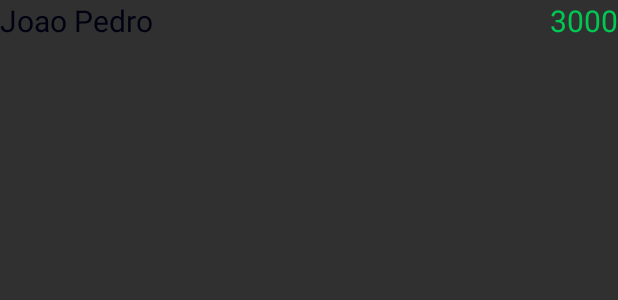
After one commit to yuriboeira11tx/CSIF, an Android app: the layout lista_adaptador.xml on its own in the app's theme, with its tools: preview values and no code run, on a phone screen of 412 x 824 dp. The commit adds this screen. Shown: the top 300 px of the screen. Run offline under Robolectric (Android 15) with nearby library versions, the light colour scheme and no system bars.

```diff
--- a/app/build.gradle
+++ b/app/build.gradle
@@ -30,6 +30,7 @@ android {
 dependencies {
     implementation fileTree(dir: 'libs', include: ['*.jar'])
     implementation 'androidx.appcompat:appcompat:1.1.0-rc01'
+    implementation 'com.android.support.constraint:constraint-layout:1.1.3'
     implementation 'androidx.recyclerview:recyclerview:1.1.0-beta01'
     implementation 'androidx.legacy:legacy-support-v4:1.0.0'
     implementation 'com.github.bumptech.glide:glide:4.9.0'
--- /dev/null
+++ b/app/src/main/res/layout/lista_adaptador.xml
@@ -0,0 +1,31 @@
+<?xml version="1.0" encoding="utf-8"?>
+<androidx.constraintlayout.widget.ConstraintLayout
+    xmlns:android="http://schemas.android.com/apk/res/android"
+    xmlns:app="http://schemas.android.com/apk/res-auto"
+    android:layout_width="match_parent"
+    android:layout_height="wrap_content">
+
+    <TextView
+        android:id="@+id/nomeUsuario"
+        android:layout_width="wrap_content"
+        android:layout_height="wrap_content"
+        android:text="Joao Pedro"
+        android:textSize="20sp"
+        android:textColor="@color/colorPrimaryDark"
+        app:layout_constraintBottom_toBottomOf="parent"
+        app:layout_constraintEnd_toStartOf="@+id/score"
+        app:layout_constraintHorizontal_bias="0.0"
+        app:layout_constraintStart_toStartOf="parent"
+        app:layout_constraintTop_toTopOf="parent" />
+
+    <TextView
+        android:id="@+id/score"
+        android:layout_width="wrap_content"
+        android:layout_height="wrap_content"
+        android:text="3000"
+        android:textSize="20sp"
+        android:textColor="@color/green"
+        app:layout_constraintBottom_toBottomOf="parent"
+        app:layout_constraintEnd_toEndOf="parent"
+        app:layout_constraintTop_toTopOf="parent" />
+</androidx.constraintlayout.widget.ConstraintLayout>
--- a/app/src/main/res/values/colors.xml
+++ b/app/src/main/res/values/colors.xml
@@ -6,6 +6,6 @@
     <color name="colorText">#eaeaea</color>
     <color name="colorButtonBg">#8b0101</color>
     <color name="colorAccent">#d81b60</color>
-
     <color name="black_overlay">#66000000</color>
+    <color name="green">#00C853</color>
 </resources>
```
Also changed, not shown: app/src/main/java/sgif/com/br/sgif_setgameif/Adaptador.java (added, +47 -0 lines), app/src/main/java/sgif/com/br/sgif_setgameif/RankingActivity.java (+78 -2 lines), app/src/main/java/sgif/com/br/sgif_setgameif/Usuario.java (added, +29 -0 lines), app/src/main/res/layout/activity_ranking.xml (+34 -3 lines), 14 other files.
